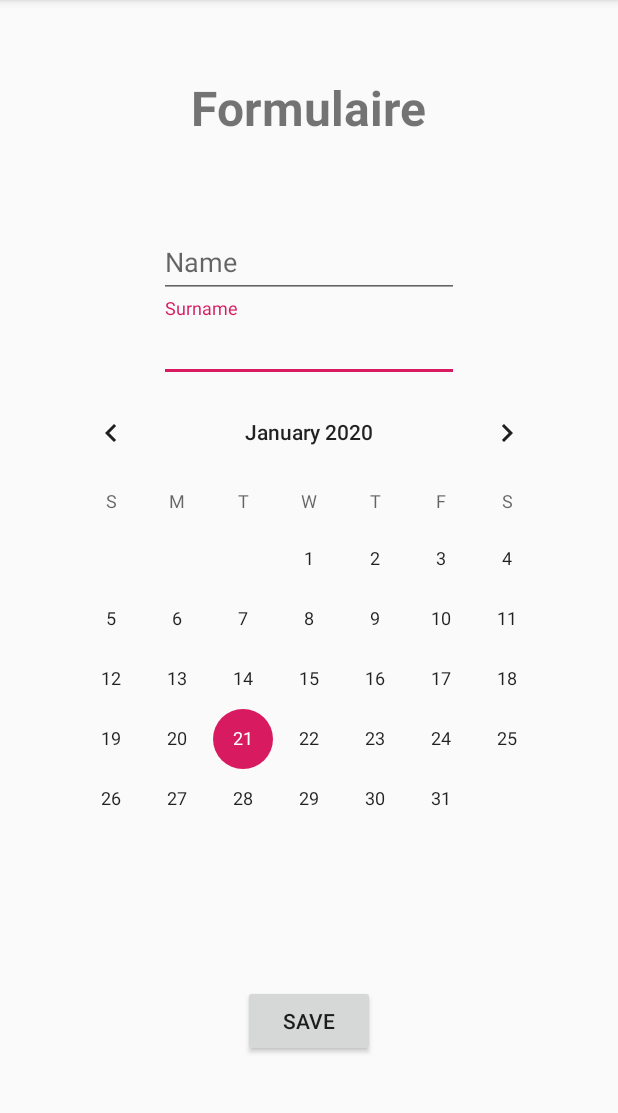
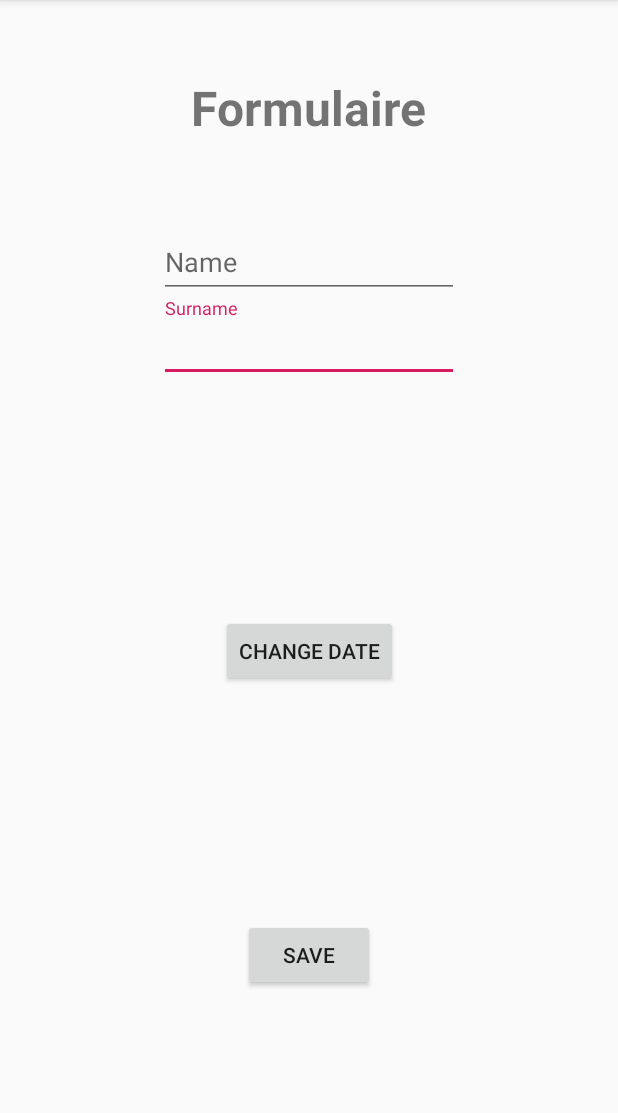
Before and after one commit to EvannDev/AndroidKtlToolBox, an Android app: the FormActivity screen opened directly, with no data from a screen before it, on a phone screen of 412 x 824 dp, the part 84-1197 px from its top. Run offline under Robolectric (Android 15) with nearby library versions, the phone set to English and light mode, and no system bars.

Commit message:
Creation Formulaire

```diff
--- a/app/src/main/res/layout/activity_form.xml
+++ b/app/src/main/res/layout/activity_form.xml
@@ -50,10 +50,23 @@
         app:layout_constraintStart_toStartOf="parent"
         app:layout_constraintTop_toTopOf="parent" />
 
-    <CalendarView
-        android:id="@+id/calendarView"
+    <TextView
+        android:id="@+id/text_view_date_1"
+        android:layout_width="163dp"
+        android:layout_height="94dp"
+        android:padding="20dp"
+        android:textSize="35dp"
+        app:layout_constraintBottom_toTopOf="@+id/button_date_1"
+        app:layout_constraintEnd_toEndOf="parent"
+        app:layout_constraintStart_toStartOf="parent"
+        app:layout_constraintTop_toBottomOf="@+id/Surname" />
+
+    <Button
+        android:id="@+id/button_date_1"
         android:layout_width="wrap_content"
         android:layout_height="wrap_content"
+        android:text="Change Date"
+        app:layout_constraintBottom_toTopOf="@+id/buttonSave"
         app:layout_constraintEnd_toEndOf="parent"
         app:layout_constraintStart_toStartOf="parent"
         app:layout_constraintTop_toBottomOf="@+id/Surname" />
@@ -66,6 +79,7 @@
         app:layout_constraintBottom_toBottomOf="parent"
         app:layout_constraintEnd_toEndOf="parent"
         app:layout_constraintStart_toStartOf="parent"
-        app:layout_constraintTop_toBottomOf="@+id/calendarView" />
+        app:layout_constraintTop_toBottomOf="@+id/Surname"
+        app:layout_constraintVertical_bias="0.77" />
 
 </androidx.constraintlayout.widget.ConstraintLayout>
```
